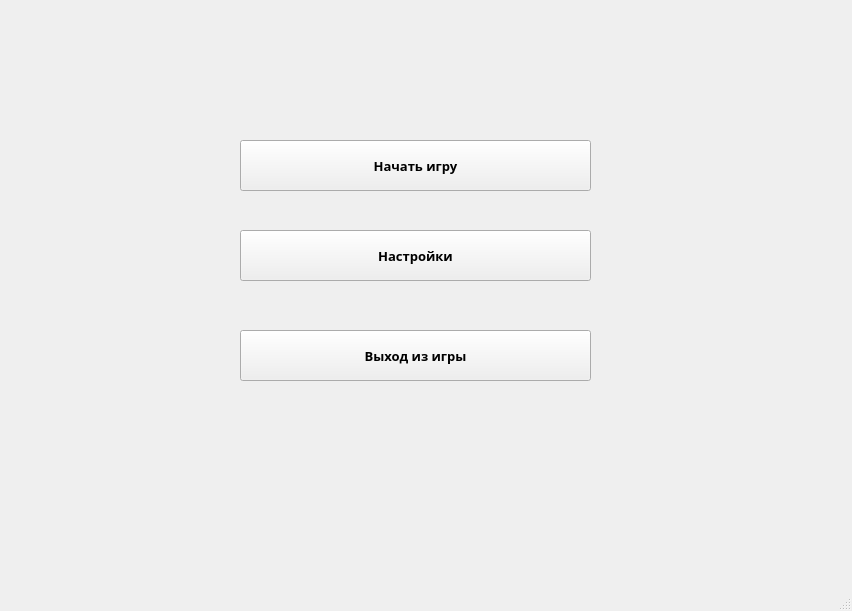
First picture: the form in tracker.ui, repository folkross/sea-battle, before the edit.
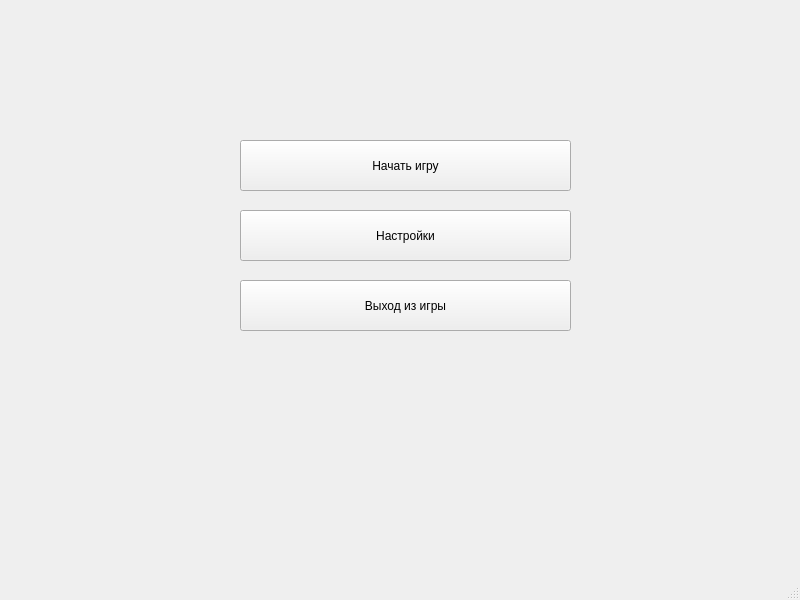
Second picture: the form after the edit.

```diff
--- a/tracker.ui
+++ b/tracker.ui
@@ -6,8 +6,8 @@
    <rect>
     <x>0</x>
     <y>0</y>
-    <width>852</width>
-    <height>611</height>
+    <width>800</width>
+    <height>600</height>
    </rect>
   </property>
   <property name="windowTitle">
@@ -19,18 +19,10 @@
      <rect>
       <x>240</x>
       <y>140</y>
-      <width>351</width>
+      <width>331</width>
       <height>51</height>
      </rect>
     </property>
-    <property name="font">
-     <font>
-      <family>Microsoft YaHei</family>
-      <pointsize>10</pointsize>
-      <weight>75</weight>
-      <bold>true</bold>
-     </font>
-    </property>
     <property name="text">
      <string>Начать игру</string>
     </property>
@@ -39,19 +31,11 @@
     <property name="geometry">
      <rect>
       <x>240</x>
-      <y>230</y>
-      <width>351</width>
+      <y>210</y>
+      <width>331</width>
       <height>51</height>
      </rect>
     </property>
-    <property name="font">
-     <font>
-      <family>Microsoft YaHei</family>
-      <pointsize>10</pointsize>
-      <weight>75</weight>
-      <bold>true</bold>
-     </font>
-    </property>
     <property name="text">
      <string>Настройки</string>
     </property>
@@ -60,19 +44,11 @@
     <property name="geometry">
      <rect>
       <x>240</x>
-      <y>330</y>
-      <width>351</width>
+      <y>280</y>
+      <width>331</width>
       <height>51</height>
      </rect>
     </property>
-    <property name="font">
-     <font>
-      <family>Microsoft YaHei</family>
-      <pointsize>10</pointsize>
-      <weight>75</weight>
-      <bold>true</bold>
-     </font>
-    </property>
     <property name="text">
      <string>Выход из игры</string>
     </property>
```
Left out of the diff: 6 changed lines with no effect on the pictures.
